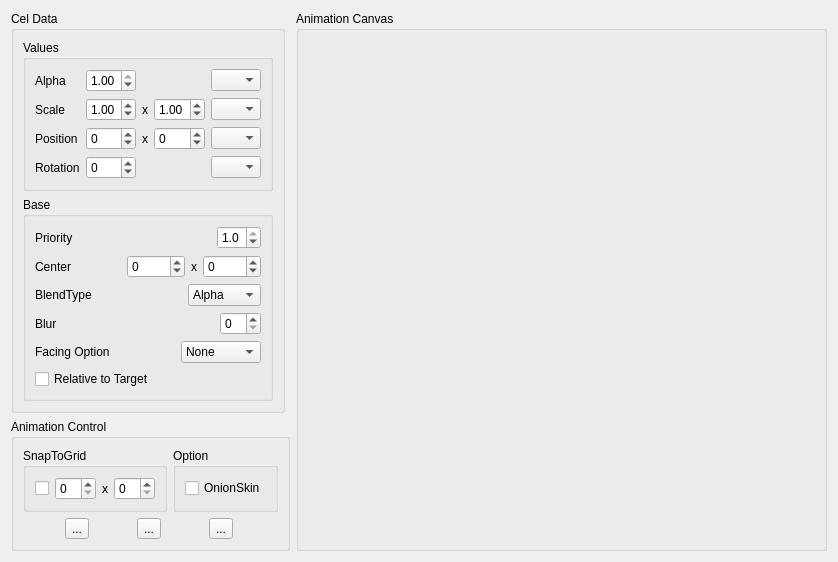
Above: AnimationViewer/AnimationViewer.ui from wasedaigo/samancing-roga before the change. Below: the same form after it.
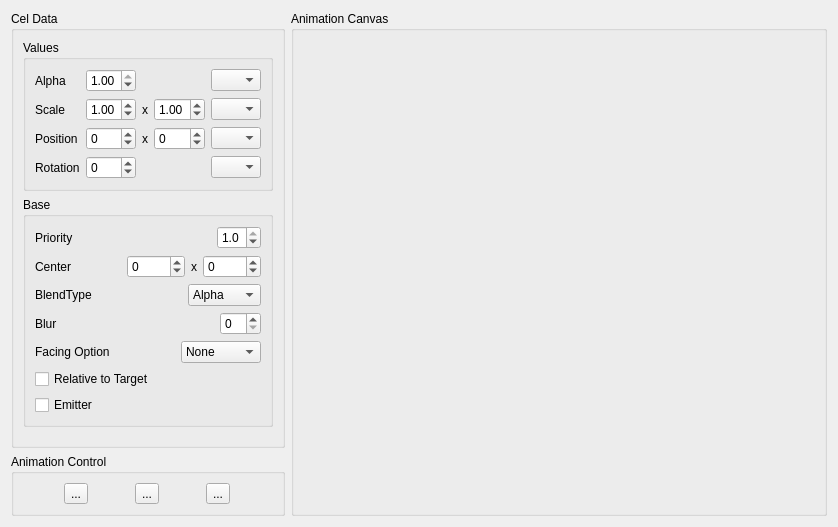
That is the form after the change. Icons and pictures are not drawn.

Commit message: - Added emitter option! it works really well!

The edit to the form file:
```diff
--- a/AnimationViewer/AnimationViewer.ui
+++ b/AnimationViewer/AnimationViewer.ui
@@ -454,6 +454,13 @@
              </property>
             </widget>
            </item>
+           <item>
+            <widget class="QCheckBox" name="emitterCheckBox">
+             <property name="text">
+              <string>Emitter</string>
+             </property>
+            </widget>
+           </item>
           </layout>
          </widget>
         </item>
@@ -479,75 +486,6 @@
         <string>Animation Control</string>
        </property>
        <layout class="QVBoxLayout" name="verticalLayout_6">
-        <item>
-         <layout class="QHBoxLayout" name="AnimationControls">
-          <item>
-           <widget class="QGroupBox" name="horizontalGroupBox_2">
-            <property name="title">
-             <string>SnapToGrid</string>
-            </property>
-            <layout class="QHBoxLayout" name="horizontalLayout_3">
-             <item>
-              <widget class="QCheckBox" name="snapGridCheckBox">
-               <property name="sizePolicy">
-                <sizepolicy hsizetype="Fixed" vsizetype="Fixed">
-                 <horstretch>0</horstretch>
-                 <verstretch>0</verstretch>
-                </sizepolicy>
-               </property>
-               <property name="text">
-                <string/>
-               </property>
-              </widget>
-             </item>
-             <item>
-              <widget class="QSpinBox" name="spinBoxGridX">
-               <property name="sizePolicy">
-                <sizepolicy hsizetype="Fixed" vsizetype="Fixed">
-                 <horstretch>0</horstretch>
-                 <verstretch>0</verstretch>
-                </sizepolicy>
-               </property>
-              </widget>
-             </item>
-             <item>
-              <widget class="QLabel" name="label">
-               <property name="text">
-                <string>x</string>
-               </property>
-              </widget>
-             </item>
-             <item>
-              <widget class="QSpinBox" name="spinBoxGridY">
-               <property name="sizePolicy">
-                <sizepolicy hsizetype="Fixed" vsizetype="Fixed">
-                 <horstretch>0</horstretch>
-                 <verstretch>0</verstretch>
-                </sizepolicy>
-               </property>
-              </widget>
-             </item>
-            </layout>
-           </widget>
-          </item>
-          <item>
-           <widget class="QGroupBox" name="horizontalGroupBox_2">
-            <property name="title">
-             <string>Option</string>
-            </property>
-            <layout class="QHBoxLayout" name="horizontalLayout_5">
-             <item>
-              <widget class="QCheckBox" name="checkBox">
-               <property name="text">
-                <string>OnionSkin</string>
-               </property>
-              </widget>
-             </item>
-            </layout>
-           </widget>
-          </item>
-         </layout>
-        </item>
         <item>
          <layout class="QHBoxLayout" name="animationControlBox">
           <item>
```
Left out of the diff: 10 changed lines with no effect on the pictures. The commit also changes 13 other files.
